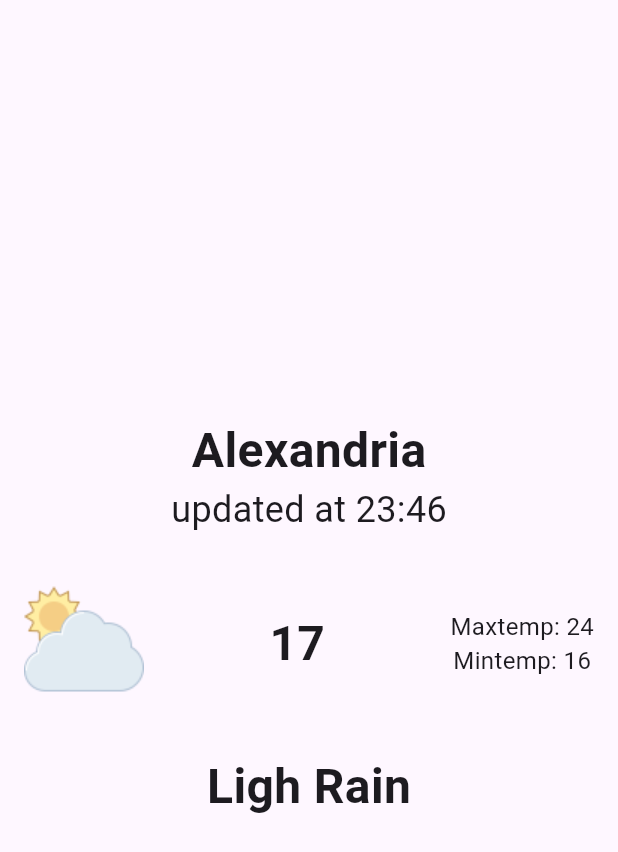
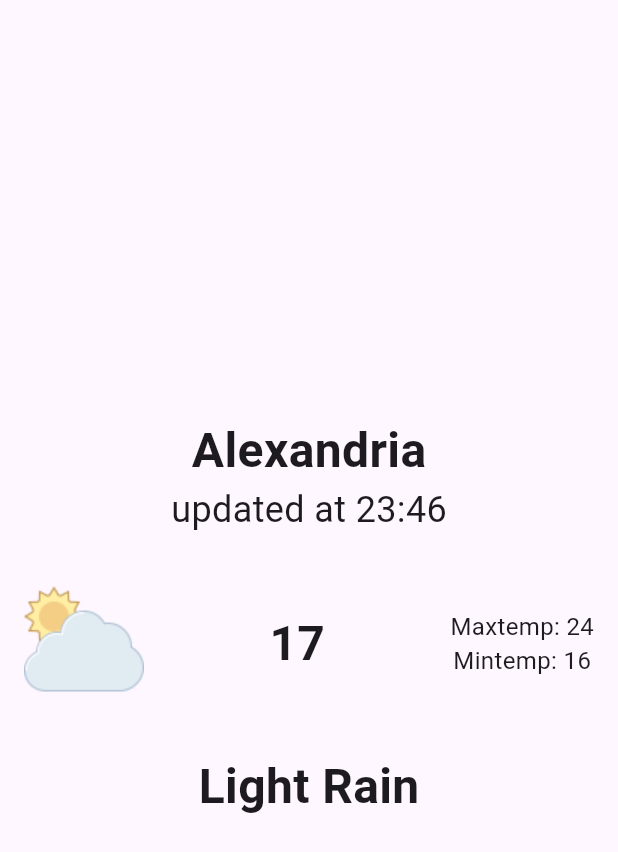
Before and after one commit to KarimFawzy1/weather_app, a Flutter app: the WeatherInfoBody widget shown alone on an empty page, opened directly, on a phone screen of 412 x 824 dp. Shown: the top 852 px of the screen. Run offline on Flutter 3.47's test engine with Material 3 defaults, Android fonts, the phone set to English and light mode, and no system bars; our stand-ins replace dio, flutter_bloc.

Commit message:
trigger cubit

```diff
--- a/lib/views/home_view.dart
+++ b/lib/views/home_view.dart
@@ -37,7 +37,11 @@ class HomeView extends StatelessWidget {
             return const WeatherInfoBody();
           } else {
             return const Center(
-              child: Text('Oops! Something went wrong'),
+              child: Text('Oops! Something went wrong',
+                  style: TextStyle(
+                      fontSize: 18,
+                      color: Colors.red,
+                      fontWeight: FontWeight.bold)),
             );
           }
         },
--- a/lib/views/search_view.dart
+++ b/lib/views/search_view.dart
@@ -1,4 +1,6 @@
 import 'package:flutter/material.dart';
+import 'package:flutter_bloc/flutter_bloc.dart';
+import 'package:weather_app/cubits/get_weather_cubit/get_weather_cubit.dart';
 import 'package:weather_app/models/weather_model.dart';
 
 class SearchView extends StatelessWidget {
@@ -15,6 +17,8 @@ class SearchView extends StatelessWidget {
         padding: const EdgeInsets.all(12.0),
         child: TextField(
           onSubmitted: (value) async {
+            var getWeatherCubit = BlocProvider.of<GetWeatherCubit>(context);
+            getWeatherCubit.getWeather(value);
             Navigator.pop(context);
           },
           decoration: const InputDecoration(
--- a/lib/widgets/weather_info_body.dart
+++ b/lib/widgets/weather_info_body.dart
@@ -61,7 +61,7 @@ class WeatherInfoBody extends StatelessWidget {
             height: 32,
           ),
           const Text(
-            'Ligh Rain',
+            'Light Rain',
             style: TextStyle(
               fontWeight: FontWeight.bold,
               fontSize: 32,
```
